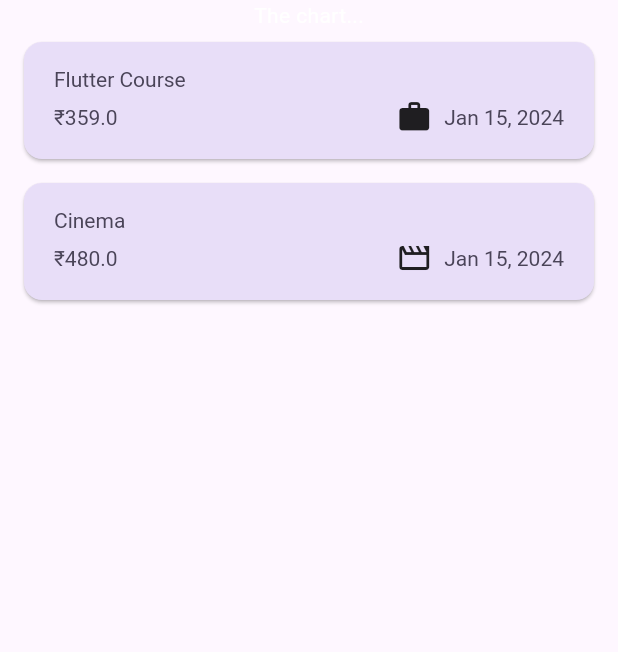
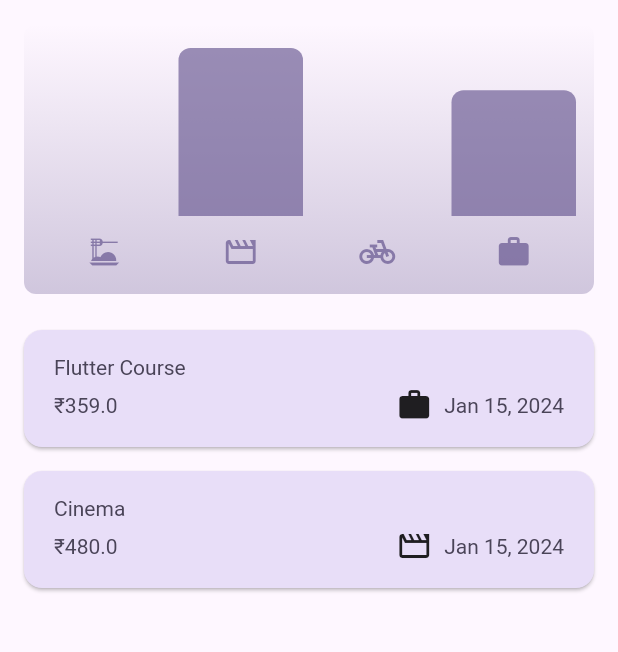
Before and after one commit to dubeyanant/expense_tracker, a Flutter app: the screen it shows after launch, on a phone screen of 412 x 824 dp, the part 84-736 px from its top. Run offline on Flutter 3.47's test engine with Material 3 defaults, Android fonts, the phone set to English and light mode, and no system bars.

Commit message:
feat: :sparkles: add chart

```diff
--- a/lib/models/expense.dart
+++ b/lib/models/expense.dart
@@ -32,3 +32,28 @@ class Expense {
     return formatter.format(date);
   }
 }
+
+class ExpenseBucket {
+  ExpenseBucket({
+    required this.category,
+    required this.expenses,
+  });
+
+  ExpenseBucket.forCategory(List<Expense> allExpenses, this.category)
+      : expenses = allExpenses
+            .where((expense) => expense.category == category)
+            .toList();
+
+  final Category category;
+  final List<Expense> expenses;
+
+  double get totalExpenses {
+    double sum = 0;
+
+    for (var expense in expenses) {
+      sum += expense.amount;
+    }
+
+    return sum;
+  }
+}
--- /dev/null
+++ b/lib/widgets/chart/chart.dart
@@ -0,0 +1,95 @@
+import 'package:flutter/material.dart';
+
+import 'package:expense_tracker/widgets/chart/chart_bar.dart';
+import 'package:expense_tracker/models/expense.dart';
+
+class Chart extends StatelessWidget {
+  const Chart({super.key, required this.expenses});
+
+  final List<Expense> expenses;
+
+  List<ExpenseBucket> get buckets {
+    return [
+      ExpenseBucket.forCategory(expenses, Category.food),
+      ExpenseBucket.forCategory(expenses, Category.leisure),
+      ExpenseBucket.forCategory(expenses, Category.travel),
+      ExpenseBucket.forCategory(expenses, Category.work),
+    ];
+  }
+
+  double get maxTotalExpense {
+    double maxTotalExpense = 0;
+
+    for (final bucket in buckets) {
+      if (bucket.totalExpenses > maxTotalExpense) {
+        maxTotalExpense = bucket.totalExpenses;
+      }
+    }
+
+    return maxTotalExpense;
+  }
+
+  @override
+  Widget build(BuildContext context) {
+    final isDarkMode =
+        MediaQuery.of(context).platformBrightness == Brightness.dark;
+    return Container(
+      margin: const EdgeInsets.all(16),
+      padding: const EdgeInsets.symmetric(
+        vertical: 16,
+        horizontal: 8,
+      ),
+      width: double.infinity,
+      height: 180,
+      decoration: BoxDecoration(
+        borderRadius: BorderRadius.circular(8),
+        gradient: LinearGradient(
+          colors: [
+            Theme.of(context).colorScheme.primary.withOpacity(0.3),
+            Theme.of(context).colorScheme.primary.withOpacity(0.0)
+          ],
+          begin: Alignment.bottomCenter,
+          end: Alignment.topCenter,
+        ),
+      ),
+      child: Column(
+        children: [
+          Expanded(
+            child: Row(
+              crossAxisAlignment: CrossAxisAlignment.end,
+              children: [
+                for (final bucket in buckets) // alternative to map()
+                  ChartBar(
+                    fill: bucket.totalExpenses == 0
+                        ? 0
+                        : bucket.totalExpenses / maxTotalExpense,
+                  )
+              ],
+            ),
+          ),
+          const SizedBox(height: 12),
+          Row(
+            children: buckets
+                .map(
+                  (bucket) => Expanded(
+                    child: Padding(
+                      padding: const EdgeInsets.symmetric(horizontal: 4),
+                      child: Icon(
+                        categoryIcons[bucket.category],
+                        color: isDarkMode
+                            ? Theme.of(context).colorScheme.secondary
+                            : Theme.of(context)
+                                .colorScheme
+                                .primary
+                                .withOpacity(0.7),
+                      ),
+                    ),
+                  ),
+                )
+                .toList(),
+          )
+        ],
+      ),
+    );
+  }
+}
--- /dev/null
+++ b/lib/widgets/chart/chart_bar.dart
@@ -0,0 +1,34 @@
+import 'package:flutter/material.dart';
+
+class ChartBar extends StatelessWidget {
+  const ChartBar({
+    super.key,
+    required this.fill,
+  });
+
+  final double fill;
+
+  @override
+  Widget build(BuildContext context) {
+    final isDarkMode =
+        MediaQuery.of(context).platformBrightness == Brightness.dark;
+    return Expanded(
+      child: Padding(
+        padding: const EdgeInsets.symmetric(horizontal: 4),
+        child: FractionallySizedBox(
+          heightFactor: fill,
+          child: DecoratedBox(
+            decoration: BoxDecoration(
+              shape: BoxShape.rectangle,
+              borderRadius:
+                  const BorderRadius.vertical(top: Radius.circular(8)),
+              color: isDarkMode
+                  ? Theme.of(context).colorScheme.secondary
+                  : Theme.of(context).colorScheme.primary.withOpacity(0.65),
+            ),
+          ),
+        ),
+      ),
+    );
+  }
+}
--- a/lib/widgets/expenses.dart
+++ b/lib/widgets/expenses.dart
@@ -1,7 +1,8 @@
-import 'package:expense_tracker/widgets/new_expense.dart';
 import 'package:flutter/material.dart';
 
 import 'package:expense_tracker/models/expense.dart';
+import 'package:expense_tracker/widgets/chart/chart.dart';
+import 'package:expense_tracker/widgets/new_expense.dart';
 import 'package:expense_tracker/widgets/expenses_list/expenses_list.dart';
 
 class Expenses extends StatefulWidget {
@@ -93,7 +94,7 @@ class _ExpensesState extends State<Expenses> {
       ),
       body: Column(
         children: [
-          const Text("The chart..."),
+          Chart(expenses: _registeredExpense),
           Expanded(child: mainContent),
         ],
       ),
```
